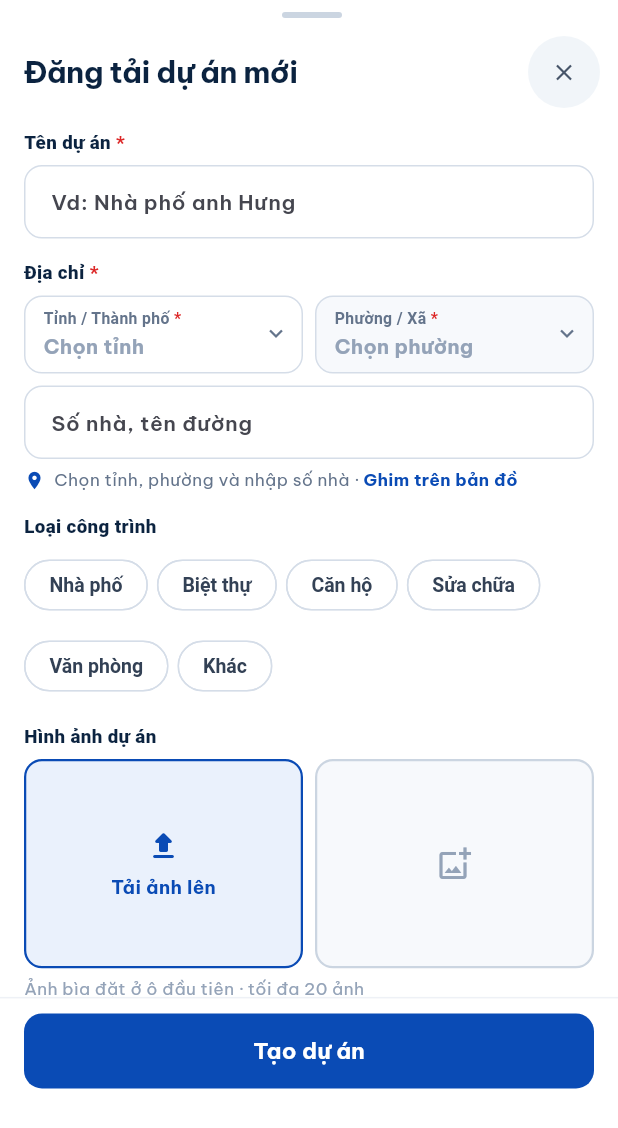
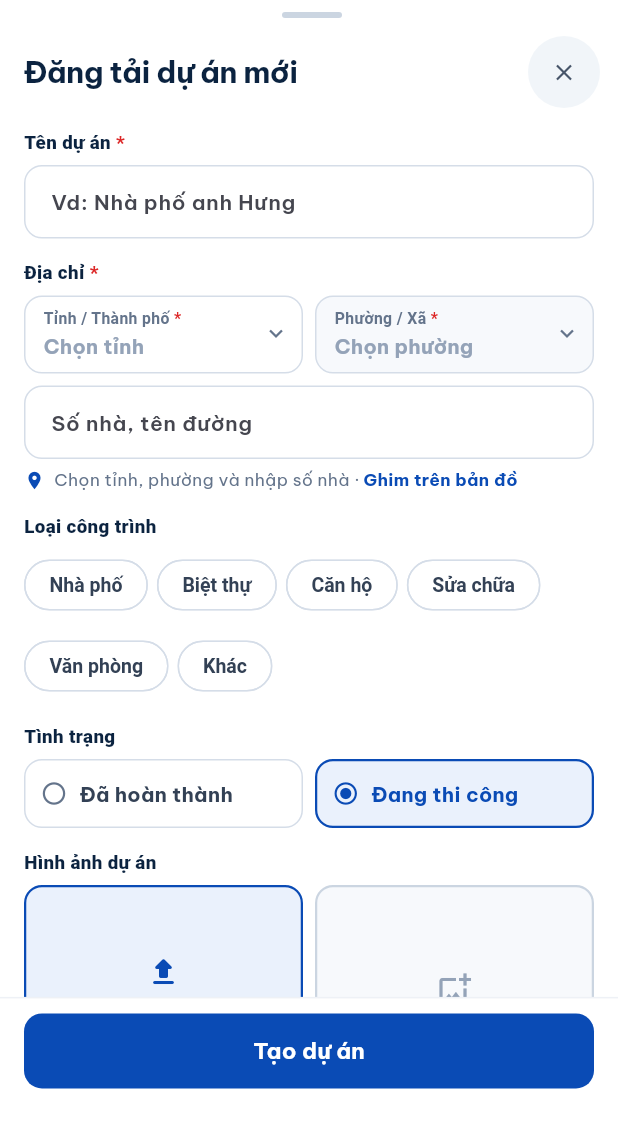
Before and after one commit to DE-design-source/app-Vua-Thau-, a Flutter app: the ProjectForm widget shown alone on an empty page, opened directly, on a phone screen of 412 x 824 dp. Shown: the top 1128 px of the screen. Run offline on Flutter 3.47's test engine with Material 3 defaults, Android fonts, the phone set to English and light mode, and no system bars; our stand-ins replace camera, cross_file, flutter_map, flutter_secure_storage, flutter_svg, geolocator and 7 more; missing offline and left inert: google_mlkit_text_recognition, vector_map_tiles; accounts and stored records are empty; network calls fail.

Commit message:
Góp ý slide 24/11: nút Chụp nhật ký ở trang chủ bấm được (bỏ Transform đè đầu trang), camera tràn viền + bỏ dòng hướng dẫn che ảnh, tên công ty trên ảnh xuống 2 hàng, form dự án có Tình trạng + Năm hoàn thành, lời nhắn gửi chủ nhà theo mẫu mới, nút Gởi khách hàng
Co-Authored-By: Claude Opus 5.5 <noreply@anthropic.com>

```diff
--- a/lib/screens/nt_form.dart
+++ b/lib/screens/nt_form.dart
@@ -148,6 +148,32 @@ class _ProjectFormState extends State<ProjectForm> {
   late final street = TextEditingController(text: str(widget.p?['street']));
   late String prov = str(widget.p?['province']), ward = str(widget.p?['ward']), kind = str(widget.p?['kind']);
   late double progress = asInt(widget.p?['progress']).toDouble();
+  // Tình trạng: dự án mới mặc định Đang thi công; Đã hoàn thành thì chọn Năm hoàn thành
+  late String status = str(widget.p?['status']).isNotEmpty ? str(widget.p?['status']) : 'dang_thi_cong';
+  late int year = DateTime.tryParse(str(widget.p?['finished_on']))?.year ?? DateTime.now().year;
+
+  Widget _statusOpt(String v, String label) {
+    final on = status == v;
+    return Expanded(
+      child: InkWell(
+        borderRadius: BorderRadius.circular(12),
+        onTap: busy ? null : () => setState(() => status = v),
+        child: Container(
+          height: 46,
+          padding: const EdgeInsets.symmetric(horizontal: 10),
+          decoration: BoxDecoration(
+            color: on ? _chip : Colors.white,
+            borderRadius: BorderRadius.circular(12),
+            border: Border.all(color: on ? _blue : _line, width: on ? 1.5 : 1),
+          ),
+          child: Row(spacing: 8, children: [
+            Icon(on ? Icons.radio_button_checked : Icons.radio_button_off, size: 18, color: on ? _blue : _slate),
+            Flexible(child: Text(label, style: TextStyle(fontSize: 13.5, fontWeight: FontWeight.w700, color: on ? _blue : const Color(0xFF334155)))),
+          ]),
+        ),
+      ),
+    );
+  }
   LatLng? pin; // ghim tay trên bản đồ (null: máy chủ tra theo địa chỉ)
   final photos = <XFile>[];
   bool busy = false;
@@ -248,7 +274,9 @@ class _ProjectFormState extends State<ProjectForm> {
         'kind': kind,
         if (pin != null) 'lat': pin!.latitude,
         if (pin != null) 'lng': pin!.longitude,
-        if (editing) 'progress': progress.round(),
+        'status': status,
+        if (status == 'hoan_thanh') 'finished_year': year,
+        if (editing && status != 'hoan_thanh') 'progress': progress.round(),
       };
       final j = editing ? await put('/nt/projects/${widget.p!['id']}', body) : await post('/nt/projects', body);
       final proj = (j['project'] as Map?)?.cast<String, dynamic>();
@@ -463,7 +491,20 @@ class _ProjectFormState extends State<ProjectForm> {
                     onSelected: busy ? null : (on) => setState(() => kind = on ? k : ''),
                   ),
               ]),
-              if (editing) ...[
+              // Tình trạng + Năm hoàn thành (góp ý 24/11): đưa cả dự án đã xong vào hồ sơ năng lực
+              _label('Tình trạng'),
+              Row(spacing: 8, children: [_statusOpt('hoan_thanh', 'Đã hoàn thành'), _statusOpt('dang_thi_cong', 'Đang thi công')]),
+              if (status == 'hoan_thanh') ...[
+                const SizedBox(height: 10),
+                DropdownButtonFormField<int>(
+                  initialValue: year,
+                  isExpanded: true,
+                  decoration: _deco('').copyWith(labelText: 'Năm hoàn thành', hintText: null),
+                  items: [for (var y = DateTime.now().year; y >= DateTime.now().year - 15; y--) DropdownMenuItem(value: y, child: Text('$y'))],
+                  onChanged: busy ? null : (v) => setState(() => year = v ?? year),
+                ),
+              ],
+              if (editing && status != 'hoan_thanh') ...[
                 _label('Tiến độ: ${progress.round()}%'),
                 Slider(value: progress, min: 0, max: 100, divisions: 20, activeColor: _ink, onChanged: busy ? null : (v) => setState(() => progress = v)),
               ],
--- a/lib/screens/nt_report.dart
+++ b/lib/screens/nt_report.dart
@@ -1,6 +1,6 @@
 // "Báo cáo cho khách hàng" (thiết kế 24/11/2026): bước cuối sau khi tải nhật ký lên, hoặc bấm Chia sẻ ở 1 nhật ký.
 // Mỗi nhật ký có link công khai /bc/<mã> (chủ nhà mở xem ảnh thực tế, không cần đăng nhập).
-// Nhà thầu sửa lời nhắn rồi bấm "Link gởi khách hàng": mở bảng chia sẻ của máy (Zalo, Messenger, SMS...);
+// Nhà thầu sửa lời nhắn rồi bấm "Gởi khách hàng": mở bảng chia sẻ của máy (Zalo, Messenger, SMS...);
 // máy / trình duyệt không chia sẻ được thì chép lời nhắn + link vào bộ nhớ tạm để dán.
 import 'dart:convert';
 
@@ -115,14 +115,15 @@ class _NtReportScreenState extends State<NtReportScreen> with PageData {
     }
     if (note.endsWith('.')) note = note.substring(0, note.length - 1);
     String low(String s) => s.isEmpty ? s : s[0].toLowerCase() + s.substring(1);
-    final what = note.isNotEmpty
-        ? '${low(note)}${cats.isNotEmpty ? ' (hạng mục: $cats)' : ''}'
-        : (cats.isNotEmpty ? 'thi công $cats' : 'cập nhật tiến độ ${str(r['project'])}');
-    final hi = owner.text.trim().isEmpty ? 'Chào anh/chị' : 'Chào ${owner.text.trim()}';
-    return '$hi, hôm nay đội đã $what. Anh/chị xem ảnh thực tế tại link bên dưới ạ.';
+    // quy tắc lời nhắn (góp ý 24/11): "Chào anh chị, hôm nay đội thi công đã <hạng mục>, <ghi chú>,
+    // anh chị xem qua ảnh báo cáo công trình ạ, em cám ơn anh chị ạ"
+    final what = [if (cats.isNotEmpty) cats, if (note.isNotEmpty) low(note)].join(', ');
+    final hi = owner.text.trim().isEmpty ? 'Chào anh chị' : 'Chào ${owner.text.trim()}';
+    return '$hi, hôm nay đội thi công đã ${what.isNotEmpty ? what : 'cập nhật tiến độ công trình ${str(r['project'])}'}, '
+        'anh chị xem qua ảnh báo cáo công trình ạ, em cám ơn anh chị ạ.';
   }
 
-  /// "Link gởi khách hàng": có SĐT Zalo chủ nhà thì chép lời nhắn + link rồi mở chat Zalo (Zalo không cho điền sẵn
+  /// "Gởi khách hàng": có SĐT Zalo chủ nhà thì chép lời nhắn + link rồi mở chat Zalo (Zalo không cho điền sẵn
   /// tin, nhà thầu dán vào); chưa có SĐT thì mở bảng chia sẻ của máy (Zalo, Messenger, SMS...).
   Future<void> share() async {
     final text = '${msg.text.trim()}\n$url';
@@ -395,7 +396,7 @@ class _NtReportScreenState extends State<NtReportScreen> with PageData {
                   style: FilledButton.styleFrom(backgroundColor: _zalo, shape: RoundedRectangleBorder(borderRadius: BorderRadius.circular(12))),
                   onPressed: r == null || sharing ? null : share,
                   icon: const Icon(Icons.chat_bubble_outline, size: 18),
-                  label: const Text('Link gởi khách hàng', style: TextStyle(fontSize: 15, fontWeight: FontWeight.w800)),
+                  label: const Text('Gởi khách hàng', style: TextStyle(fontSize: 15, fontWeight: FontWeight.w800)),
                 ),
               ),
             ),
```
Also changed, not shown: lib/screens/camera.dart (+9 -6 lines), lib/screens/nt.dart (+21 -7 lines), lib/stamp.dart (+30 -5 lines).
